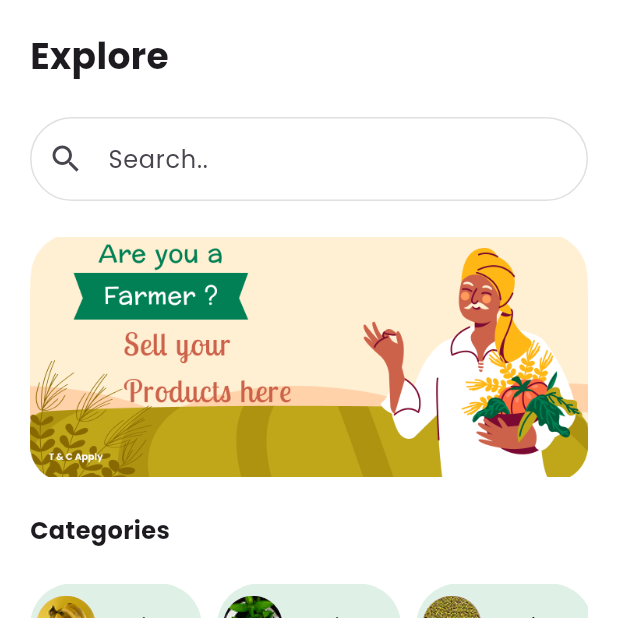
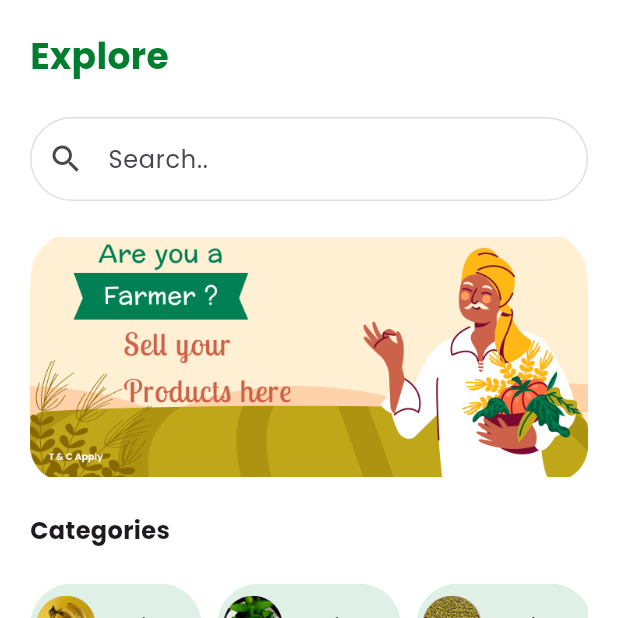
Before and after one commit to nabathnm/raion-workshop, a Flutter app: the screen it shows after launch, on a phone screen of 412 x 824 dp, the top half of it. Run offline on Flutter 3.47's test engine with Material 3 defaults, Android fonts, the phone set to English and light mode, and no system bars; our stand-ins replace google_fonts.

Commit message:
feat: ubah warna

```diff
--- a/lib/home_page.dart
+++ b/lib/home_page.dart
@@ -26,7 +26,11 @@ class _HomePageState extends State<HomePage> {
             children: [
               Text(
                 'Explore',
-                style: TextStyle(fontWeight: .w700, fontSize: 24),
+                style: TextStyle(
+                  fontWeight: .w700,
+                  fontSize: 24,
+                  color: Color(0xff007E2F),
+                ),
               ),
               TextField(
                 decoration: InputDecoration(
```
